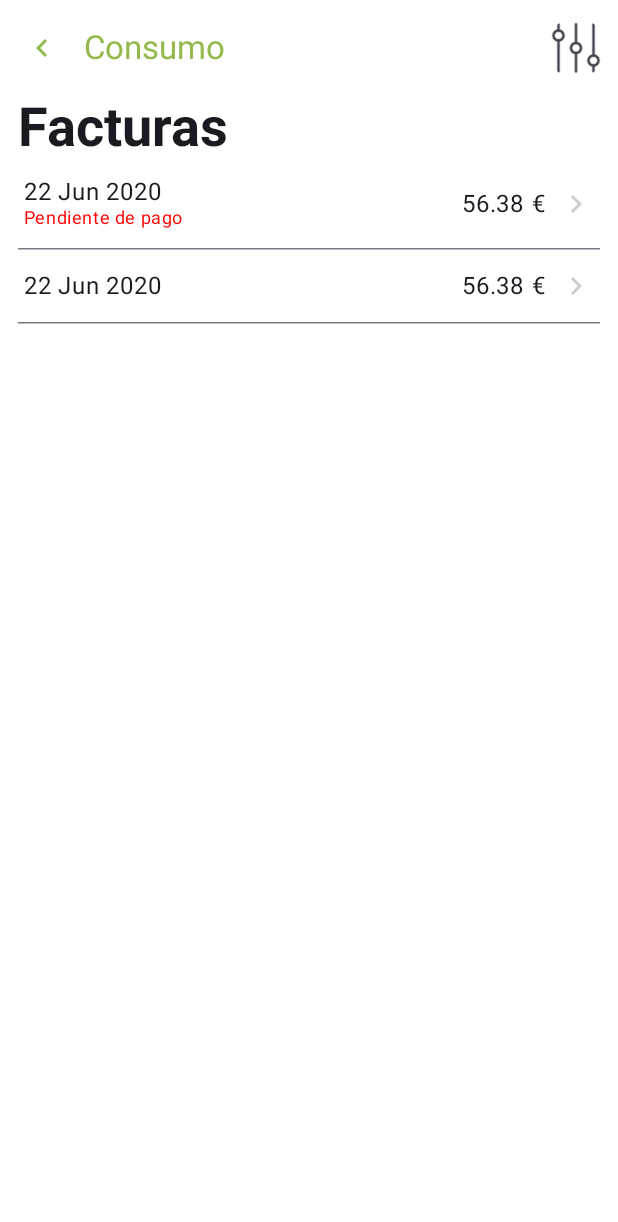
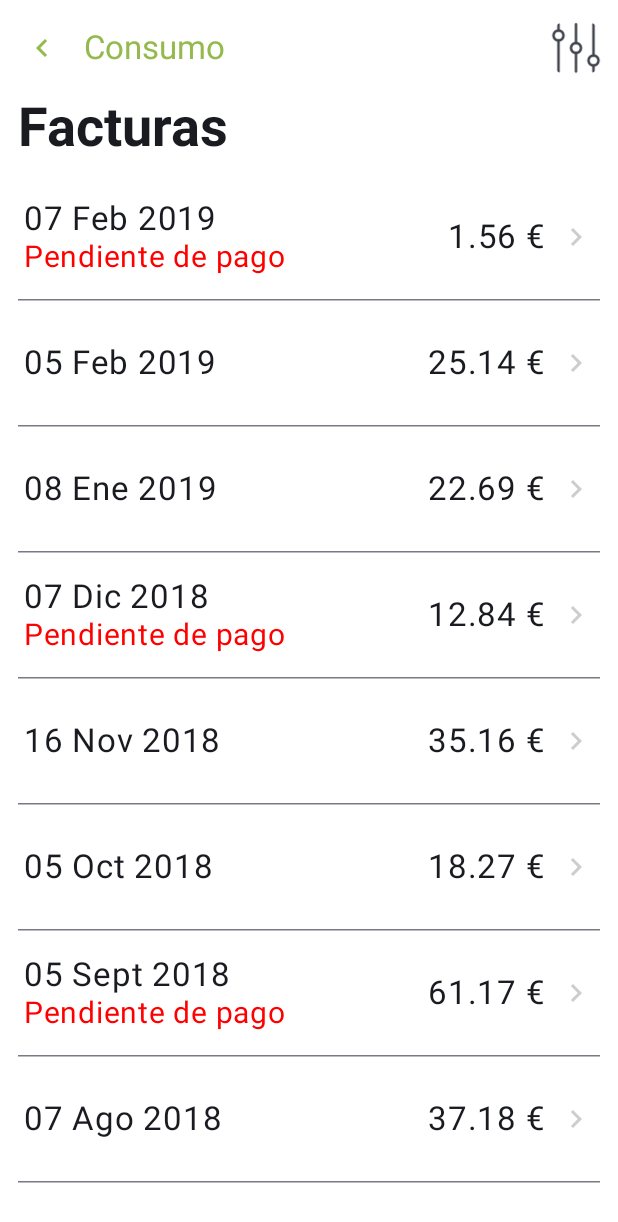
Before and after one commit to MarinaGonzalezT/Practica-Viewnext, an Android app built with Jetpack Compose: the PantallaFacturas screen opened through its navigation route, on a phone screen of 412 x 824 dp. Shown: the top 1222 px of the screen. Run offline under Robolectric (Android 15) with nearby library versions, the phone set to English and light mode, and no system bars; our stand-ins replace livedata-compose.

Commit message:
Carga Facturas desde un json
Carga de los datos desde un json presente en el proyecto. Modifico visualmente las facturas. Implemento la lógica para mostrar los meses como abreviaturas

```diff
--- a/app/src/main/java/com/viewnext/kotlinmvvm/core/MainActivity.kt
+++ b/app/src/main/java/com/viewnext/kotlinmvvm/core/MainActivity.kt
@@ -6,6 +6,8 @@ import androidx.activity.compose.setContent
 import androidx.activity.enableEdgeToEdge
 import androidx.compose.runtime.Composable
 import androidx.compose.ui.tooling.preview.Preview
+import androidx.lifecycle.ViewModelProvider
+import androidx.lifecycle.viewmodel.compose.viewModel
 import androidx.navigation.compose.NavHost
 import androidx.navigation.compose.composable
 import androidx.navigation.compose.rememberNavController
@@ -22,6 +24,9 @@ class MainActivity : ComponentActivity() {
         enableEdgeToEdge()
         setContent {
             val navController = rememberNavController()
+            val viewModel: FacturasViewModel = viewModel(
+                factory = ViewModelProvider.AndroidViewModelFactory(application)
+            )
 
             KotlinMVVMTheme {
                 NavHost(navController = navController, startDestination = "Inicio") {
@@ -30,7 +35,7 @@ class MainActivity : ComponentActivity() {
                     }
                     composable("Facturas") {
                         PantallaFacturas(
-                            viewModel = FacturasViewModel(),
+                            viewModel = FacturasViewModel(application),
                             navController = navController
                         )
                     }
--- a/app/src/main/java/com/viewnext/kotlinmvvm/core/ui/screens/FacturasScreen.kt
+++ b/app/src/main/java/com/viewnext/kotlinmvvm/core/ui/screens/FacturasScreen.kt
@@ -4,7 +4,9 @@ import androidx.compose.foundation.clickable
 import androidx.compose.foundation.layout.Arrangement
 import androidx.compose.foundation.layout.Column
 import androidx.compose.foundation.layout.Row
+import androidx.compose.foundation.layout.Spacer
 import androidx.compose.foundation.layout.fillMaxWidth
+import androidx.compose.foundation.layout.height
 import androidx.compose.foundation.layout.padding
 import androidx.compose.foundation.layout.wrapContentHeight
 import androidx.compose.material.icons.Icons
@@ -25,6 +27,7 @@ import androidx.compose.material3.TopAppBar
 import androidx.compose.material3.TopAppBarDefaults
 import androidx.compose.runtime.Composable
 import androidx.compose.runtime.getValue
+import androidx.compose.runtime.livedata.observeAsState
 import androidx.compose.runtime.mutableStateOf
 import androidx.compose.runtime.remember
 import androidx.compose.runtime.setValue
@@ -37,8 +40,8 @@ import androidx.compose.ui.text.font.FontWeight
 import androidx.compose.ui.text.style.TextAlign
 import androidx.compose.ui.tooling.preview.Preview
 import androidx.compose.ui.unit.dp
+import androidx.compose.ui.unit.sp
 import androidx.navigation.NavController
-import androidx.navigation.compose.rememberNavController
 import com.viewnext.kotlinmvvm.R
 import com.viewnext.kotlinmvvm.core.ui.viewmodels.FacturasViewModel
 import com.viewnext.kotlinmvvm.domain.Factura
@@ -50,6 +53,8 @@ fun PantallaFacturas(
     viewModel: FacturasViewModel,
     navController: NavController
 ) {
+    val facturas by viewModel.facturas.observeAsState(emptyList())
+
     Scaffold(
         topBar = {
             FacturasTopBar(
@@ -65,8 +70,10 @@ fun PantallaFacturas(
                 .padding(innerPadding)
         ) {
             Titulo(stringResource(R.string.facturas))
-            ItemFactura(facturaPrueba1)
-            ItemFactura(facturaPrueba2)
+            Spacer(modifier = Modifier.height(10.dp))
+            facturas.forEach { factura ->
+                ItemFactura(factura)
+            }
         }
     }
 }
@@ -125,12 +132,12 @@ fun ItemFactura(
         Column(modifier = Modifier.weight(1f)) {
             Text(
                 text = factura.fecha,
-                style = MaterialTheme.typography.bodyLarge
+                fontSize = 22.sp
             )
             if(factura.estado == "Pendiente de pago") {
                 Text(
                     text = factura.estado,
-                    style = MaterialTheme.typography.bodySmall,
+                    fontSize = 20.sp,
                     color = colorResource(R.color.rojo)
                 )
             }
@@ -138,9 +145,9 @@ fun ItemFactura(
 
         Text(
             text = "${String.format("%.2f", factura.importe)} €",
-            style = MaterialTheme.typography.bodyLarge,
+            fontSize = 22.sp,
             modifier = Modifier
-                .padding(end = 8.dp)
+                .padding(end = 8.dp, top = 16.dp, bottom = 16.dp)
         )
 
         Icon(
@@ -206,10 +213,10 @@ fun PopUpFacturas(
 @Preview(showBackground = true)
 @Composable
 fun PreviewFacturas() {
-    PantallaFacturas(
-        viewModel = FacturasViewModel(),
-        navController = rememberNavController()
-    )
+//    PantallaFacturas(
+//        viewModel = FacturasViewModel(),
+//        navController = rememberNavController()
+//    )
 }
 
 @Preview(showBackground = true)
--- a/app/src/main/java/com/viewnext/kotlinmvvm/core/ui/viewmodels/FacturasViewModel.kt
+++ b/app/src/main/java/com/viewnext/kotlinmvvm/core/ui/viewmodels/FacturasViewModel.kt
@@ -1,6 +1,46 @@
 package com.viewnext.kotlinmvvm.core.ui.viewmodels
 
-import androidx.lifecycle.ViewModel
+import android.app.Application
+import androidx.lifecycle.AndroidViewModel
+import androidx.lifecycle.LiveData
+import androidx.lifecycle.MutableLiveData
+import com.viewnext.kotlinmvvm.core.utils.JsonUtils
+import com.viewnext.kotlinmvvm.domain.Factura
+import java.text.SimpleDateFormat
+import java.util.Locale
 
-class FacturasViewModel : ViewModel() {
+class FacturasViewModel(application: Application) : AndroidViewModel(application) {
+    private val _facturas = MutableLiveData<List<Factura>>()
+    val facturas: LiveData<List<Factura>> = _facturas
+
+    init {
+        cargarFacturas()
+    }
+
+    private fun cargarFacturas() {
+        val context = getApplication<Application>()
+        val originales = JsonUtils.cargarFacturasDesdeJson(context)
+
+        _facturas.value = originales.map {
+            it.copy(fecha = formatearFecha(it.fecha))
+        }
+    }
+
+    private fun formatearFecha(fechaOriginal: String): String {
+        return try {
+            val inputFormat = SimpleDateFormat("dd/MM/yyyy", Locale.getDefault())
+            val outputFormat = SimpleDateFormat("dd MMM yyyy", Locale("es", "ES"))
+            val fecha = inputFormat.parse(fechaOriginal)
+            val fechaFormateada = outputFormat.format(fecha!!)
+
+            val partes = fechaFormateada.split(" ")
+            val dia = partes[0]
+            val mes = partes[1].replaceFirstChar { it.uppercaseChar() }
+            val anio = partes[2]
+
+            "$dia $mes $anio"
+        } catch (e: Exception) {
+            fechaOriginal
+        }
+    }
 }
--- /dev/null
+++ b/app/src/main/java/com/viewnext/kotlinmvvm/core/utils/JsonUtils.kt
@@ -0,0 +1,28 @@
+package com.viewnext.kotlinmvvm.core.utils
+
+import android.content.Context
+import com.google.gson.Gson
+import com.google.gson.reflect.TypeToken
+import com.viewnext.kotlinmvvm.domain.Factura
+import com.viewnext.kotlinmvvm.domain.FacturasResponse
+
+object JsonUtils {
+    fun cargarFacturasDesdeJson(context: Context): List<Factura> {
+        return try {
+            val json = context.assets.open("facturas.json").bufferedReader().use {
+                it.readText()
+            }
+            println("JSON leido: $json")
+
+            val tipo = object : TypeToken<FacturasResponse>() {}.type
+            val response: FacturasResponse = Gson().fromJson(json, tipo)
+
+            println("Facturas parseadas: ${response.facturas.size}")
+            response.facturas
+        } catch (e: Exception) {
+            e.printStackTrace()
+            emptyList()
+        }
+
+    }
+}
--- a/app/src/main/java/com/viewnext/kotlinmvvm/domain/Factura.kt
+++ b/app/src/main/java/com/viewnext/kotlinmvvm/domain/Factura.kt
@@ -1,8 +1,14 @@
 package com.viewnext.kotlinmvvm.domain
+
+import com.google.gson.annotations.SerializedName
 
 data class Factura(
     val fecha: String,
+
+    @SerializedName("descEstado")
     val estado: String,
+
+    @SerializedName("importeOrdenacion")
     val importe: Double
 )
 
--- /dev/null
+++ b/app/src/main/java/com/viewnext/kotlinmvvm/domain/FacturasResponse.kt
@@ -0,0 +1,6 @@
+package com.viewnext.kotlinmvvm.domain
+
+data class FacturasResponse(
+    val numFacturas: Int,
+    val facturas: List<Factura>
+)
```
Also changed, not shown: app/src/main/assets/facturas.json (added, +46 -0 lines).
